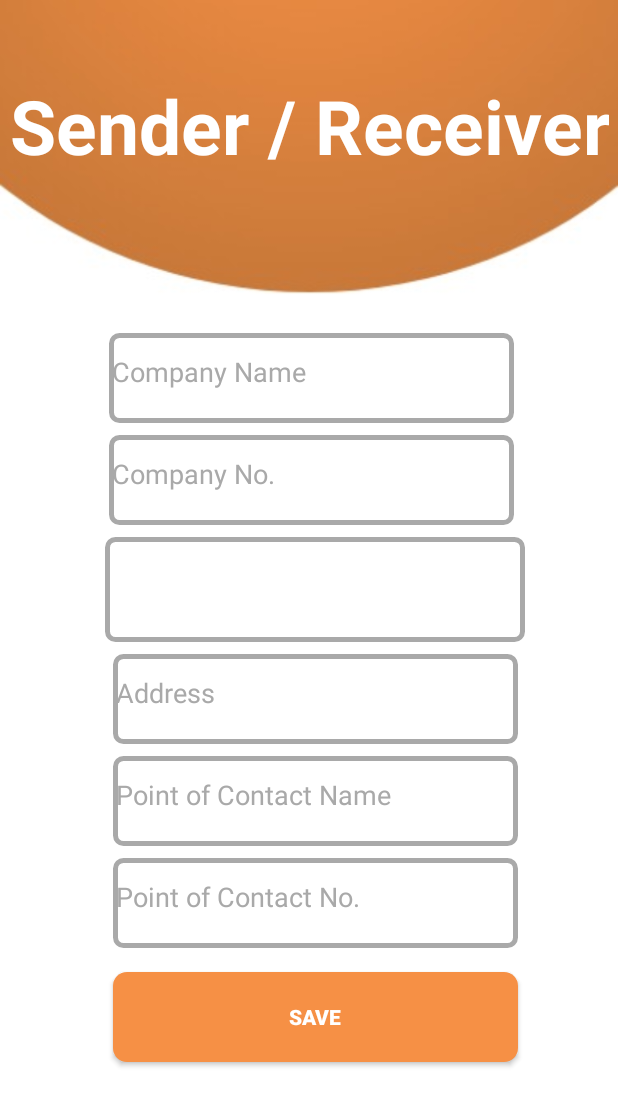
After one commit to ashar312/RapidLine, an Android app: the SenderRecieverForm screen opened directly, with no data from a screen before it, on a phone screen of 412 x 824 dp. The commit adds this screen. Shown: the top 1106 px of the screen. Run offline under Robolectric (Android 15) with nearby library versions, the phone set to English and light mode, and no system bars.

Commit message:
All UI is almost done.

```diff
--- a/app/src/main/AndroidManifest.xml
+++ b/app/src/main/AndroidManifest.xml
@@ -9,7 +9,11 @@
         android:roundIcon="@mipmap/ic_launcher_round"
         android:supportsRtl="true"
         android:theme="@style/AppTheme">
-        <activity android:name=".HomeScreens.AddActivities.ListActivities"></activity>
+        <activity android:name=".Form.TransportersForm"></activity>
+        <activity android:name=".Form.LabourForm" />
+        <activity android:name=".Form.AgentForm" />
+        <activity android:name=".Form.SenderRecieverForm" />
+        <activity android:name=".HomeScreens.AddActivities.ListActivities" />
         <activity android:name=".HomeScreens.Home" />
         <activity android:name=".Login">
             <intent-filter>
--- /dev/null
+++ b/app/src/main/java/com/project/rapidline/Form/SenderRecieverForm.java
@@ -0,0 +1,16 @@
+package com.project.rapidline.Form;
+
+import androidx.appcompat.app.AppCompatActivity;
+
+import android.os.Bundle;
+
+import com.project.rapidline.R;
+
+public class SenderRecieverForm extends AppCompatActivity {
+
+    @Override
+    protected void onCreate(Bundle savedInstanceState) {
+        super.onCreate(savedInstanceState);
+        setContentView(R.layout.activity_sender_reciever_form);
+    }
+}
--- /dev/null
+++ b/app/src/main/res/layout/activity_sender_reciever_form.xml
@@ -0,0 +1,132 @@
+<?xml version="1.0" encoding="utf-8"?>
+<androidx.constraintlayout.widget.ConstraintLayout xmlns:android="http://schemas.android.com/apk/res/android"
+    xmlns:app="http://schemas.android.com/apk/res-auto"
+    xmlns:tools="http://schemas.android.com/tools"
+    android:layout_width="match_parent"
+    android:layout_height="match_parent"
+    android:background="@drawable/normalbackground"
+    tools:context=".Form.SenderRecieverForm">
+
+    <TextView
+        android:id="@+id/HeaderText"
+        android:layout_width="wrap_content"
+        android:layout_height="wrap_content"
+        android:layout_marginTop="50dp"
+        android:text="Sender / Receiver"
+        android:textAlignment="center"
+        android:textColor="@color/white"
+        android:textSize="50dp"
+        android:textStyle="bold"
+        app:layout_constraintEnd_toEndOf="parent"
+        app:layout_constraintHorizontal_bias="0.5"
+        app:layout_constraintStart_toStartOf="parent"
+        app:layout_constraintTop_toTopOf="parent" />
+
+    <EditText
+        android:id="@+id/CompanyName"
+        android:layout_width="wrap_content"
+        android:layout_height="wrap_content"
+        android:layout_marginTop="16dp"
+        android:background="@drawable/edittextshape"
+        android:ems="10"
+        android:hint="Company Name"
+        android:inputType="textPersonName"
+        android:textColor="@color/black"
+        android:textColorHint="@color/Dark_gray"
+        app:layout_constraintEnd_toEndOf="parent"
+        app:layout_constraintHorizontal_bias="0.513"
+        app:layout_constraintStart_toStartOf="parent"
+        app:layout_constraintTop_toBottomOf="@+id/guideline3" />
+
+    <EditText
+        android:id="@+id/CompanyNum"
+        android:layout_width="wrap_content"
+        android:layout_height="wrap_content"
+        android:layout_marginTop="8dp"
+        android:background="@drawable/edittextshape"
+        android:ems="10"
+        android:hint="Company No."
+        android:inputType="number"
+        android:textColor="@color/black"
+        android:textColorHint="@color/Dark_gray"
+        app:layout_constraintEnd_toEndOf="@+id/CompanyName"
+        app:layout_constraintStart_toStartOf="@+id/CompanyName"
+        app:layout_constraintTop_toBottomOf="@+id/CompanyName" />
+
+    <Spinner
+        android:id="@+id/spinner"
+        android:layout_width="280dp"
+        android:layout_height="70dp"
+        android:layout_marginTop="8dp"
+        android:background="@drawable/edittextshape"
+        app:layout_constraintEnd_toEndOf="@+id/CompanyNum"
+        app:layout_constraintHorizontal_bias="0.3"
+        app:layout_constraintStart_toStartOf="@+id/CompanyNum"
+        app:layout_constraintTop_toBottomOf="@+id/CompanyNum" />
+
+    <EditText
+        android:id="@+id/AddressSR"
+        android:layout_width="wrap_content"
+        android:layout_height="wrap_content"
+        android:layout_marginTop="8dp"
+        android:background="@drawable/edittextshape"
+        android:ems="10"
+        android:hint="Address"
+        android:inputType="textPersonName"
+        android:textColor="@color/black"
+        android:textColorHint="@color/Dark_gray"
+        app:layout_constraintEnd_toEndOf="@+id/spinner"
+        app:layout_constraintStart_toStartOf="@+id/spinner"
+        app:layout_constraintTop_toBottomOf="@+id/spinner" />
+
+    <EditText
+        android:id="@+id/pointOfname"
+        android:layout_width="wrap_content"
+        android:layout_height="wrap_content"
+        android:layout_marginTop="8dp"
+        android:background="@drawable/edittextshape"
+        android:ems="10"
+        android:hint="Point of Contact Name"
+        android:inputType="textPersonName"
+        android:textColor="@color/black"
+        android:textColorHint="@color/Dark_gray"
+        app:layout_constraintEnd_toEndOf="@+id/AddressSR"
+        app:layout_constraintStart_toStartOf="@+id/AddressSR"
+        app:layout_constraintTop_toBottomOf="@+id/AddressSR" />
+
+    <EditText
+        android:id="@+id/pointOfContactNo"
+        android:layout_width="wrap_content"
+        android:layout_height="wrap_content"
+        android:layout_marginTop="8dp"
+        android:background="@drawable/edittextshape"
+        android:ems="10"
+        android:hint="Point of Contact No."
+        android:inputType="number"
+        android:textColor="@color/black"
+        android:textColorHint="@color/Dark_gray"
+        app:layout_constraintEnd_toEndOf="@+id/pointOfname"
+        app:layout_constraintStart_toStartOf="@+id/pointOfname"
+        app:layout_constraintTop_toBottomOf="@+id/pointOfname" />
+
+    <Button
+        android:id="@+id/button"
+        android:layout_width="wrap_content"
+        android:layout_height="wrap_content"
+        android:layout_marginTop="16dp"
+        android:background="@drawable/buttonshape"
+        android:text="Save"
+        android:textAlignment="center"
+        android:textColor="@color/white"
+        android:textStyle="bold"
+        app:layout_constraintEnd_toEndOf="@+id/pointOfContactNo"
+        app:layout_constraintStart_toStartOf="@+id/pointOfContactNo"
+        app:layout_constraintTop_toBottomOf="@+id/pointOfContactNo" />
+
+    <androidx.constraintlayout.widget.Guideline
+        android:id="@+id/guideline3"
+        android:layout_width="wrap_content"
+        android:layout_height="wrap_content"
+        android:orientation="horizontal"
+        app:layout_constraintGuide_percent="0.25" />
+</androidx.constraintlayout.widget.ConstraintLayout>
```
Also changed, not shown: app/src/main/java/com/project/rapidline/Form/AgentForm.java (added, +17 -0 lines), app/src/main/java/com/project/rapidline/Form/LabourForm.java (added, +20 -0 lines), app/src/main/java/com/project/rapidline/Form/PatriForm.java (added, +20 -0 lines), app/src/main/java/com/project/rapidline/Form/TransportersForm.java (added, +16 -0 lines), app/src/main/java/com/project/rapidline/HomeScreens/AddActivities/ListActivities.java (+55 -1 lines), app/src/main/java/com/project/rapidline/HomeScreens/Home.java (+7 -12 lines), app/src/main/res/layout/activity_agent_form.xml (added, +148 -0 lines), app/src/main/res/layout/activity_home.xml (+5 -9 lines), app/src/main/res/layout/activity_labour_patri_form.xml (added, +90 -0 lines), app/src/main/res/layout/activity_list.xml (+35 -17 lines), app/src/main/res/layout/activity_transporters_form.xml (added, +118 -0 lines), app/src/main/res/menu/menu_item.xml (+9 -1 lines).
